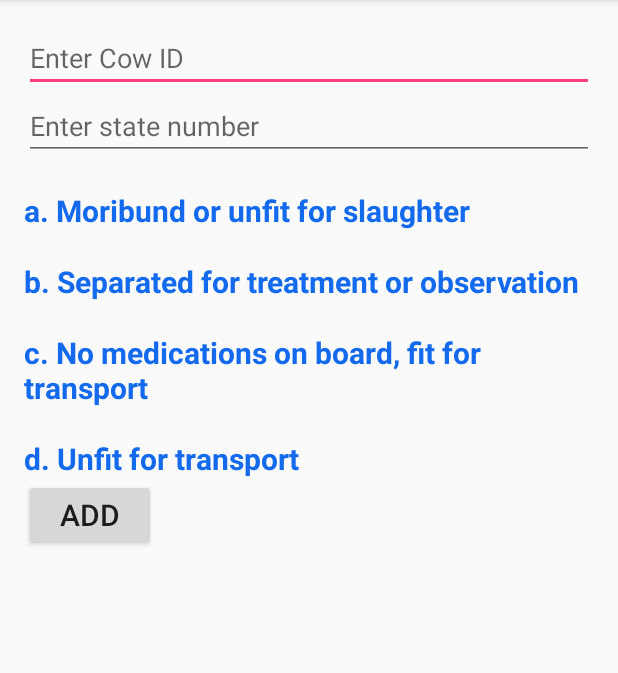
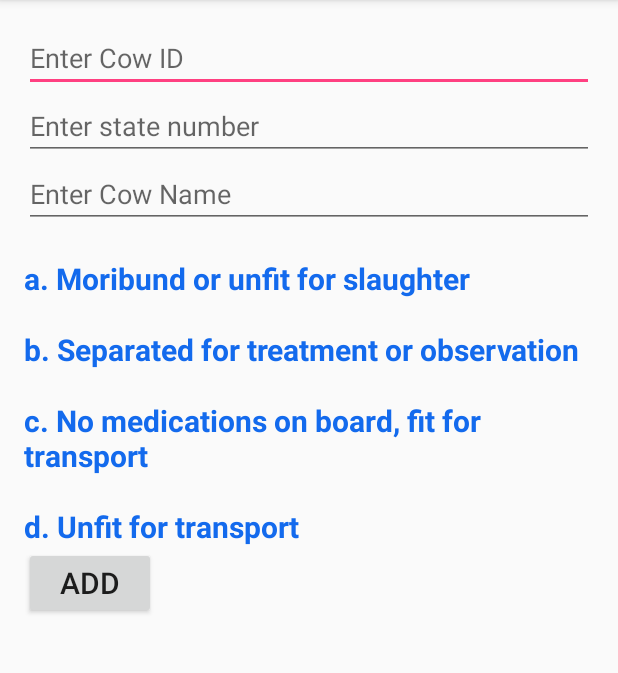
Before and after one commit to LeahK/CowCareMobileApplication, an Android app: the AddNewCow screen opened directly, with no data from a screen before it, on a phone screen of 412 x 824 dp, the part 84-757 px from its top. Run offline under Robolectric (Android 15) with nearby library versions, the phone set to English and light mode, and no system bars.

Commit message:
add new cow with name but not treatment plan

```diff
--- a/login_screen/src/main/java/com/example/leah/myapplication/SignUp.java
+++ b/login_screen/src/main/java/com/example/leah/myapplication/SignUp.java
@@ -121,7 +121,7 @@ public class SignUp extends AppCompatActivity {
 
 
         if (cancel) {
-            Log.i("executed", "no");
+
 
             // There was an error; don't attempt login and focus the first
             // form field with an error.
@@ -230,7 +230,7 @@ public class SignUp extends AppCompatActivity {
                 wr.close();
 
                 if (conn.getResponseCode() == HttpURLConnection.HTTP_CREATED || conn.getResponseCode() == HttpURLConnection.HTTP_OK) {
-                    JSONObject resp = new JSONObject(getHttpResponse(conn));
+                    //JSONObject resp = new JSONObject(getHttpResponse(conn));
                     //JSONObject data = resp.getJSONObject("data");
                     //JSONObject attr = resp.getJSONObject("attributes");
                     Log.i("response", "looks good");
--- a/login_screen/src/main/res/layout/activity_add_new_cow.xml
+++ b/login_screen/src/main/res/layout/activity_add_new_cow.xml
@@ -34,6 +34,16 @@
             android:inputType="text"
             android:maxLines="1"
             android:singleLine="true" />
+    <EditText
+        android:id="@+id/cowName"
+        android:layout_width="match_parent"
+        android:layout_height="wrap_content"
+        android:layout_below="@+id/state"
+
+        android:hint="@string/enter_cow_name"
+        android:inputType="text"
+        android:maxLines="1"
+        android:singleLine="true" />
 
 
 
@@ -44,7 +54,7 @@
         android:layout_height="wrap_content"
         android:text="@string/mus"
         android:id="@+id/checkBox_1"
-        android:layout_below="@+id/state"
+        android:layout_below="@+id/cowName"
         android:layout_marginTop="20dp"
         android:layout_alignParentLeft="true"
         android:layout_alignParentStart="true"
--- a/login_screen/src/main/res/values/strings.xml
+++ b/login_screen/src/main/res/values/strings.xml
@@ -33,6 +33,7 @@
     <string name="enter_farmID">Enter farm ID</string>
     <string name="enter_password">Enter password</string>
 
+    <string name="enter_cow_name">Enter Cow Name</string>
 
     <string name="mus">a. Moribund or unfit for slaughter</string>
     <string name="sto">b. Separated for treatment or observation</string>
```
Also changed, not shown: login_screen/src/main/java/com/example/leah/myapplication/AddNewCow.java (+55 -26 lines), login_screen/src/main/java/com/example/leah/myapplication/LoginActivity.java (+21 -2 lines).
